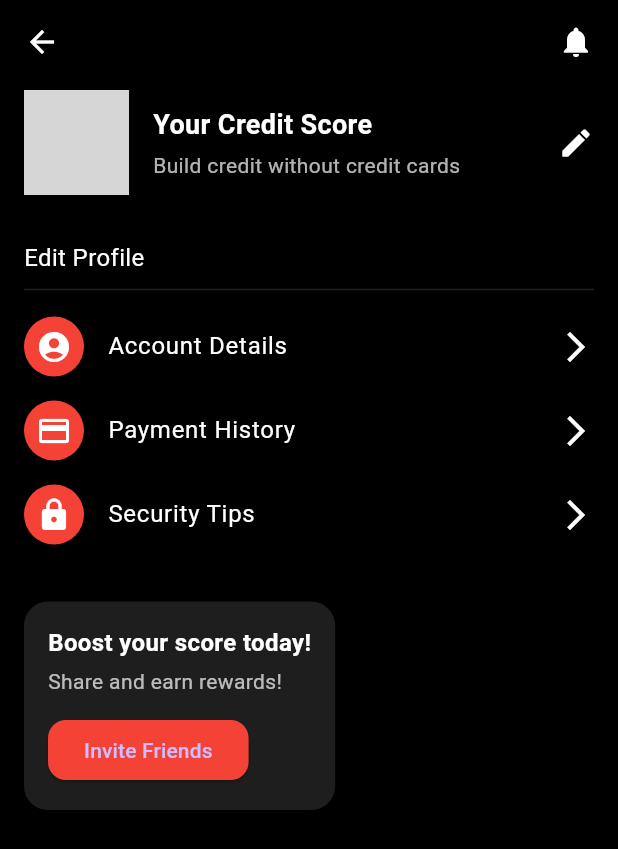
After one commit to arihant454/androidcredup, a Flutter app: the ProfileTab screen opened directly, on a phone screen of 412 x 824 dp. The commit adds this screen. Shown: the top 849 px of the screen. Run offline on Flutter 3.47's test engine with Material 3 defaults, Android fonts, the phone set to English and light mode, and no system bars; grey boxes are pictures that could not be loaded.

Commit message:
home page initial

```diff
--- a/lib/main.dart
+++ b/lib/main.dart
@@ -1,6 +1,7 @@
 import 'package:flutter/material.dart';
-import 'package:androidcredup/debit_account_screen.dart'; // Adjust path if needed
+// import 'package:androidcredup/debit_account_screen.dart'; // Adjust path if needed
 import 'package:androidcredup/main_dashboard.dart';
+
 
 
 void main() => runApp(CredUpApp());
--- a/lib/main_dashboard.dart
+++ b/lib/main_dashboard.dart
@@ -1,5 +1,6 @@
 import 'package:flutter/material.dart';
 import 'debit_account_screen.dart';
+import 'profile_tab.dart';
 
 class MainDashboard extends StatefulWidget {
   final int initialIndex;
@@ -14,7 +15,7 @@ class _MainDashboardState extends State<MainDashboard> {
 
   final List<Widget> _screens = [
     // Replace these placeholders with your actual tab widgets
-    Center(child: Text('Home Screen', style: TextStyle(color: Colors.white))),
+    ProfileTab(), // your profile tab
     Center(child: Text('Add Screen', style: TextStyle(color: Colors.white))),
     Center(child: Text('Budgets Screen', style: TextStyle(color: Colors.white))),
     DebitAccountScreen(), // Your debit account screen
--- /dev/null
+++ b/lib/profile_tab.dart
@@ -0,0 +1,118 @@
+import 'package:flutter/material.dart';
+
+class ProfileTab extends StatelessWidget {
+  const ProfileTab({super.key});
+
+  @override
+  Widget build(BuildContext context) {
+    return Scaffold(
+      backgroundColor: Colors.black,
+      body: SafeArea(
+        child: SingleChildScrollView(
+          padding: const EdgeInsets.all(16),
+          child: Column(
+            crossAxisAlignment: CrossAxisAlignment.start,
+            children: [
+              // Top bar with back and bell icon
+              Row(
+                mainAxisAlignment: MainAxisAlignment.spaceBetween,
+                children: [
+                  const Icon(Icons.arrow_back, color: Colors.white),
+                  const Icon(Icons.notifications, color: Colors.white),
+                ],
+              ),
+              const SizedBox(height: 20),
+
+              // Profile section
+              Row(
+                crossAxisAlignment: CrossAxisAlignment.center,
+                children: [
+                  CircleAvatar(
+                    radius: 35,
+                    backgroundImage: AssetImage('assets/profile_pic.jpg'), // Replace with actual image
+                  ),
+                  const SizedBox(width: 16),
+                  Expanded(
+                    child: Column(
+                      crossAxisAlignment: CrossAxisAlignment.start,
+                      children: const [
+                        Text(
+                          'Your Credit Score',
+                          style: TextStyle(fontSize: 18, fontWeight: FontWeight.bold, color: Colors.white),
+                        ),
+                        SizedBox(height: 4),
+                        Text(
+                          'Build credit without credit cards',
+                          style: TextStyle(color: Colors.white70),
+                        ),
+                      ],
+                    ),
+                  ),
+                  const Icon(Icons.edit, color: Colors.white),
+                ],
+              ),
+              const SizedBox(height: 30),
+
+              const Text(
+                'Edit Profile',
+                style: TextStyle(color: Colors.white, fontSize: 16),
+              ),
+              const Divider(color: Colors.white12, thickness: 1, height: 20),
+
+              _buildListTile(Icons.account_circle, "Account Details"),
+              _buildListTile(Icons.payment, "Payment History"),
+              _buildListTile(Icons.lock, "Security Tips"),
+
+              const SizedBox(height: 30),
+
+              // Bottom Card
+              Container(
+                padding: const EdgeInsets.all(16),
+                decoration: BoxDecoration(
+                  color: const Color(0xFF1E1E1E),
+                  borderRadius: BorderRadius.circular(16),
+                ),
+                child: Column(
+                  crossAxisAlignment: CrossAxisAlignment.start,
+                  children: [
+                    const Text(
+                      "Boost your score today!",
+                      style: TextStyle(color: Colors.white, fontWeight: FontWeight.bold, fontSize: 16),
+                    ),
+                    const SizedBox(height: 4),
+                    const Text(
+                      "Share and earn rewards!",
+                      style: TextStyle(color: Colors.white70),
+                    ),
+                    const SizedBox(height: 12),
+                    ElevatedButton(
+                      style: ElevatedButton.styleFrom(
+                        backgroundColor: Colors.red,
+                        shape: RoundedRectangleBorder(borderRadius: BorderRadius.circular(12)),
+                      ),
+                      onPressed: () {},
+                      child: const Text("Invite Friends"),
+                    ),
+                  ],
+                ),
+              )
+            ],
+          ),
+        ),
+      ),
+    );
+  }
+
+  Widget _buildListTile(IconData icon, String title) {
+    return ListTile(
+      contentPadding: const EdgeInsets.symmetric(horizontal: 0),
+      leading: CircleAvatar(
+        backgroundColor: Colors.red,
+        child: Icon(icon, color: Colors.white),
+      ),
+      title: Text(title, style: const TextStyle(color: Colors.white)),
+      trailing: const Icon(Icons.arrow_forward_ios, color: Colors.white),
+      onTap: () {},
+    );
+  }
+}
```
